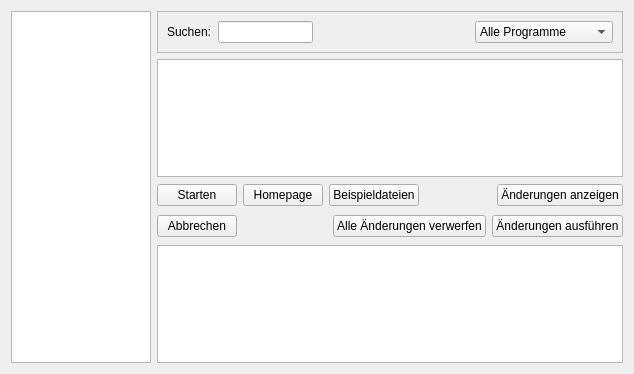
Old version of the form eduversum/src/mainwindow.ui in the repository fullstory-morgue/eduversum.
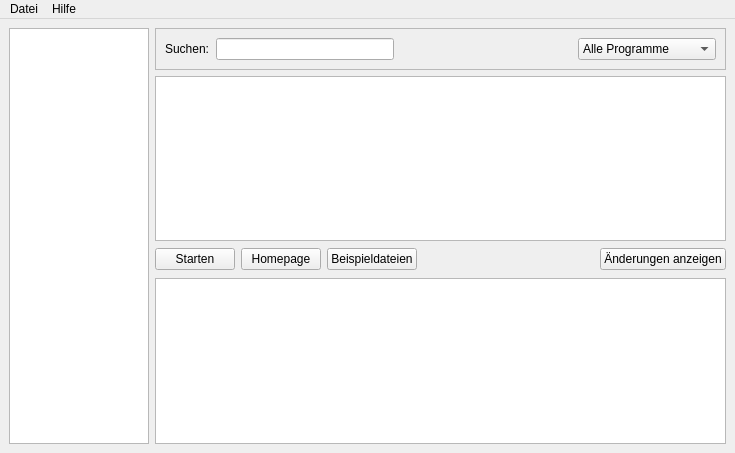
New version of the form.

Commit message: * eduversum: menu added. * eduversum: data: qgis removed.

```diff
--- a/eduversum/src/mainwindow.ui
+++ b/eduversum/src/mainwindow.ui
@@ -1,19 +1,20 @@
 <ui version="4.0" >
  <class>eduversumGui</class>
- <widget class="QWidget" name="eduversumGui" >
+ <widget class="QMainWindow" name="eduversumGui" >
   <property name="geometry" >
    <rect>
     <x>0</x>
     <y>0</y>
-    <width>634</width>
-    <height>374</height>
+    <width>735</width>
+    <height>453</height>
    </rect>
   </property>
   <property name="windowTitle" >
    <string>Eduversum</string>
   </property>
-  <layout class="QGridLayout" name="gridLayout_4" >
-   <item rowspan="5" row="0" column="0" >
+  <widget class="QWidget" name="centralwidget" >
+   <layout class="QGridLayout" name="gridLayout_5" >
+    <item rowspan="4" row="0" column="0" >
     <widget class="QTreeWidget" name="categoriesTreeWidget" >
      <property name="minimumSize" >
       <size>
@@ -122,20 +123,12 @@
     </widget>
    </item>
    <item row="2" column="1" >
-    <widget class="QFrame" name="frame1" >
-     <property name="frameShape" >
-      <enum>QFrame::NoFrame</enum>
-     </property>
-     <property name="frameShadow" >
-      <enum>QFrame::Raised</enum>
-     </property>
-     <layout class="QGridLayout" name="gridLayout" >
-      <property name="horizontalSpacing" >
-       <number>6</number>
-      </property>
-      <property name="verticalSpacing" >
+     <widget class="QStackedWidget" name="stackedWidget" >
+      <property name="currentIndex" >
        <number>0</number>
       </property>
+      <widget class="QWidget" name="page0" >
+       <layout class="QGridLayout" name="gridLayout_2" >
       <property name="margin" >
        <number>0</number>
       </property>
@@ -164,14 +157,14 @@
        </widget>
       </item>
       <item row="0" column="3" >
-       <spacer name="horizontalSpacer_3" >
+         <spacer name="horizontalSpacer3" >
         <property name="orientation" >
          <enum>Qt::Horizontal</enum>
         </property>
         <property name="sizeHint" stdset="0" >
          <size>
-          <width>50</width>
-          <height>25</height>
+            <width>175</width>
+            <height>24</height>
          </size>
         </property>
        </spacer>
@@ -185,22 +178,8 @@
       </item>
      </layout>
     </widget>
-   </item>
-   <item row="3" column="1" >
-    <widget class="QFrame" name="frame2" >
-     <property name="frameShape" >
-      <enum>QFrame::NoFrame</enum>
-     </property>
-     <property name="frameShadow" >
-      <enum>QFrame::Raised</enum>
-     </property>
-     <layout class="QGridLayout" name="gridLayout_2" >
-      <property name="horizontalSpacing" >
-       <number>6</number>
-      </property>
-      <property name="verticalSpacing" >
-       <number>0</number>
-      </property>
+      <widget class="QWidget" name="page1" >
+       <layout class="QGridLayout" name="gridLayout" >
       <property name="margin" >
        <number>0</number>
       </property>
@@ -215,7 +194,7 @@
        </widget>
       </item>
       <item row="0" column="1" >
-       <spacer name="horizontalSpacer_4" >
+         <spacer name="horizontalSpacer4" >
         <property name="orientation" >
          <enum>Qt::Horizontal</enum>
         </property>
@@ -249,11 +228,63 @@
       </item>
      </layout>
     </widget>
-   </item>
-   <item row="4" column="1" >
-    <widget class="QTextBrowser" name="descriptionTextBrowser" />
-   </item>
-  </layout>
+     </widget>
+    </item>
+    <item row="3" column="1" >
+     <widget class="QTextBrowser" name="descriptionTextBrowser" >
+      <property name="openExternalLinks" >
+       <bool>true</bool>
+      </property>
+     </widget>
+    </item>
+   </layout>
+  </widget>
+  <widget class="QMenuBar" name="menubar" >
+   <property name="geometry" >
+    <rect>
+     <x>0</x>
+     <y>0</y>
+     <width>735</width>
+     <height>29</height>
+    </rect>
+   </property>
+   <widget class="QMenu" name="menuDatei" >
+    <property name="title" >
+     <string>Datei</string>
+    </property>
+    <addaction name="actionBeenden" />
+   </widget>
+   <widget class="QMenu" name="menuHilfe" >
+    <property name="title" >
+     <string>Hilfe</string>
+    </property>
+    <addaction name="actionEduversumHilfe" />
+    <addaction name="actionArbeitsmaterialen" />
+    <addaction name="actionUeberEduversum" />
+   </widget>
+   <addaction name="menuDatei" />
+   <addaction name="menuHilfe" />
+  </widget>
+  <action name="actionUeberEduversum" >
+   <property name="text" >
+    <string>Über Eduversum</string>
+   </property>
+  </action>
+  <action name="actionBeenden" >
+   <property name="text" >
+    <string>Beenden</string>
+   </property>
+  </action>
+  <action name="actionEduversumHilfe" >
+   <property name="text" >
+    <string>Eduversum Hilfe</string>
+   </property>
+  </action>
+  <action name="actionArbeitsmaterialen" >
+   <property name="text" >
+    <string>Arbeitsmaterialen</string>
+   </property>
+  </action>
  </widget>
  <resources/>
  <connections/>
```
Left out of the diff: 74 changed lines with no effect on the pictures. Lines whose indentation alone changed are shown as unchanged. The commit also changes 4 other files.
